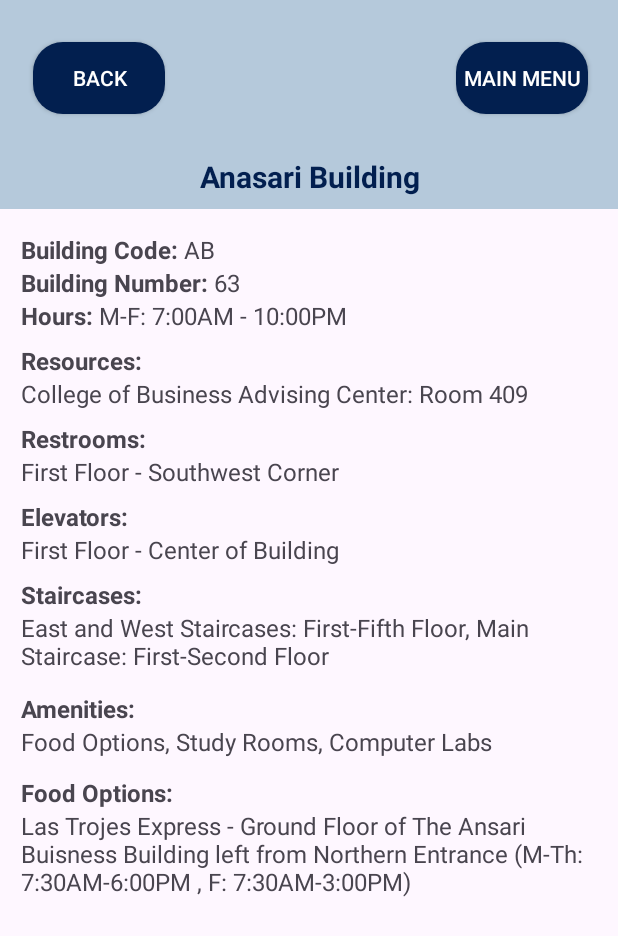
After one commit to ValenzuelaJesus/UNR-CS-425-426-T48, an Android app: the MoreInfo screen opened directly, with no data from a screen before it, on a phone screen of 412 x 824 dp. The commit adds this screen. Shown: the top 936 px of the screen. Run offline under Robolectric (Android 15) with nearby library versions, the phone set to English and light mode, and no system bars; libraries missing offline, so code that uses them is left out: androidx.camera.lifecycle; 1 statement that could not run was skipped.

Commit message:
Implemented Design and Layout for the More Info Page

```diff
--- a/app/src/main/AndroidManifest.xml
+++ b/app/src/main/AndroidManifest.xml
@@ -45,6 +45,11 @@
                 android:label="@string/title_activity_search"
                 android:theme="@style/Theme.Senior"/>
         <activity
+                android:name=".MoreInfo"
+                android:exported="false"
+                android:label="@string/title_activity_more_info"
+                android:theme="@style/Theme.Senior"/>
+        <activity
                 android:name=".MainActivity"
                 android:exported="true"
                 android:label="@string/app_name"
--- a/app/src/main/java/com/example/senior/MainActivity.java
+++ b/app/src/main/java/com/example/senior/MainActivity.java
@@ -1,7 +1,9 @@
 package com.example.senior;
+
 import android.Manifest;
 import android.annotation.SuppressLint;
 import android.content.Context;
+import android.content.Intent;
 import android.content.SharedPreferences;
 import android.content.pm.PackageManager;
 import android.hardware.Sensor;
@@ -11,47 +13,30 @@ import android.hardware.SensorManager;
 import android.location.Location;
 import android.location.LocationManager;
 import android.os.Bundle;
-import android.util.Log;
+import android.speech.tts.TextToSpeech;
 import android.view.View;
 import android.widget.ImageView;
 import android.widget.TextView;
 import android.widget.Toast;
-import android.widget.RelativeLayout;
-
-import android.content.Intent;
-
 import androidx.activity.result.ActivityResultLauncher;
 import androidx.activity.result.contract.ActivityResultContracts;
 import androidx.annotation.NonNull;
 import androidx.appcompat.app.AppCompatActivity;
+import androidx.camera.core.Camera;
 import androidx.camera.core.CameraSelector;
 import androidx.camera.core.Preview;
+import androidx.camera.lifecycle.ProcessCameraProvider;
+import androidx.camera.view.PreviewView;
 import androidx.core.app.ActivityCompat;
 import androidx.core.content.ContextCompat;
-
-import androidx.camera.core.Camera;
-import androidx.camera.view.PreviewView;
-import androidx.camera.lifecycle.ProcessCameraProvider;
-
 import androidx.lifecycle.LifecycleOwner;
 import com.example.senior.databinding.ActivityMainBinding;
-
-import androidx.camera.lifecycle.ProcessCameraProvider;
 import com.google.android.gms.location.*;
 import com.google.common.util.concurrent.ListenableFuture;
 
-import java.util.Arrays;
 import java.util.HashMap;
 import java.util.Map;
 import java.util.concurrent.ExecutionException;
-
-import android.speech.tts.TextToSpeech;
-
-import com.example.senior.Building;
-
-import com.google.android.gms.tasks.OnCompleteListener;
-import com.google.android.gms.tasks.Task;
-import org.jetbrains.annotations.NotNull;
 
 // Camera preview was implemented with CameraX documentation as reference
 
@@ -235,7 +220,7 @@ public class MainActivity extends AppCompatActivity implements LocationListener
             @Override
             public void onClick(View view) {
                 // SEARCH BUTTON FUNCTIONALITY WILL GO HERE
-                Intent i = new Intent(MainActivity.this,MainMenu.class);
+                Intent i = new Intent(MainActivity.this,MoreInfo.class);
                 startActivity(i);
             }
 
--- /dev/null
+++ b/app/src/main/java/com/example/senior/MoreInfo.java
@@ -0,0 +1,64 @@
+package com.example.senior;
+
+import android.Manifest;
+import android.content.Intent;
+import android.content.SharedPreferences;
+import android.os.Bundle;
+
+import android.view.View;
+import androidx.activity.result.ActivityResultLauncher;
+import androidx.appcompat.app.AppCompatActivity;
+import androidx.camera.lifecycle.ProcessCameraProvider;
+
+import com.example.senior.databinding.ActivityMoreInfoBinding;
+import com.google.common.util.concurrent.ListenableFuture;
+
+
+public class MoreInfo extends AppCompatActivity {
+
+    private ActivityResultLauncher<String[]> activityResultLauncher;
+    private ListenableFuture<ProcessCameraProvider> cameraProviderFuture;
+
+    // Camera-related constants
+    private static final String[] REQUIRED_PERMISSIONS = {Manifest.permission.CAMERA};
+
+    private ActivityMoreInfoBinding binding;
+    private static final String PREFS_NAME = "MyPrefsFile";
+    private static final String COLOR_BLINDNESS_MODE_KEY = "colorBlindnessMode";
+
+    private int colorBlindnessMode = 0;
+
+    @Override
+    protected void onCreate(Bundle savedInstanceState) {
+        super.onCreate(savedInstanceState);
+        cameraProviderFuture = ProcessCameraProvider.getInstance(this);
+        binding = ActivityMoreInfoBinding.inflate(getLayoutInflater());
+        setContentView(binding.getRoot());
+
+        SharedPreferences prefs = getSharedPreferences(PREFS_NAME, MODE_PRIVATE);
+        colorBlindnessMode = prefs.getInt(COLOR_BLINDNESS_MODE_KEY, 0);
+        applyColorBlindMode(colorBlindnessMode);
+
+        binding.backButton.setOnClickListener(new View.OnClickListener() {
+            @Override
+            public void onClick(View view) {
+                // Finish the current activity, which will navigate back to the previous activity
+                finish();
+            }
+        });
+
+        binding.mainMenuButton.setOnClickListener(new View.OnClickListener() {
+            @Override
+            public void onClick(View view) {
+                // SEARCH BUTTON FUNCTIONALITY WILL GO HERE
+                Intent i = new Intent(MoreInfo.this, MainMenu.class);
+                startActivity(i);
+            }
+        });
+
+    }
+    private void applyColorBlindMode(int colorBlindnessMode) {
+        // Apply color blindness filter
+        ColorBlind.applyColorBlindMode(getWindow().getDecorView().getRootView(), colorBlindnessMode);
+    }
+}
--- /dev/null
+++ b/app/src/main/res/layout/activity_more_info.xml
@@ -0,0 +1,256 @@
+<?xml version="1.0" encoding="utf-8"?>
+<androidx.constraintlayout.widget.ConstraintLayout
+        xmlns:android="http://schemas.android.com/apk/res/android"
+        xmlns:app="http://schemas.android.com/apk/res-auto"
+        xmlns:tools="http://schemas.android.com/tools"
+        android:layout_width="match_parent"
+        android:layout_height="match_parent"
+        android:fitsSystemWindows="true"
+        tools:context=".MoreInfo">
+
+    <androidx.constraintlayout.widget.ConstraintLayout
+            android:id="@+id/banner"
+            android:layout_width="418dp"
+            android:layout_height="139dp"
+            android:background="#B5C9DB"
+            android:padding="8dp"
+            app:layout_constraintTop_toTopOf="parent"
+            app:layout_constraintStart_toStartOf="parent"
+            app:layout_constraintEnd_toEndOf="parent">
+
+        <TextView
+                android:id="@+id/building_name"
+                android:layout_width="wrap_content"
+                android:layout_height="wrap_content"
+                android:layout_marginStart="16dp"
+                android:layout_marginEnd="16dp"
+                android:text="Anasari Building"
+                android:textColor="#021f4f"
+                android:textSize="20sp"
+                android:textStyle="bold"
+                app:layout_constraintEnd_toEndOf="parent"
+                app:layout_constraintStart_toStartOf="parent"
+                app:layout_constraintTop_toTopOf="parent" android:layout_marginTop="96dp"
+        />
+        <androidx.appcompat.widget.AppCompatButton
+                android:text="BACK"
+                android:background="@drawable/button_color"
+                android:textColor="@android:color/white"
+                android:layout_width="wrap_content"
+                android:layout_height="wrap_content" android:id="@+id/backButton"
+                app:layout_constraintTop_toTopOf="parent"
+                app:layout_constraintStart_toStartOf="parent"
+                android:layout_marginTop="20dp"
+                android:layout_marginStart="16dp"/>
+
+        <androidx.appcompat.widget.AppCompatButton
+                android:text="Main Menu"
+                android:background="@drawable/button_color"
+                android:textColor="@android:color/white"
+                android:layout_width="wrap_content"
+                android:layout_height="wrap_content"
+                android:id="@+id/mainMenuButton"
+                app:layout_constraintTop_toTopOf="parent"
+                app:layout_constraintEnd_toEndOf="parent"
+                android:layout_marginTop="20dp"
+                android:layout_marginEnd="16dp"/>
+
+    </androidx.constraintlayout.widget.ConstraintLayout>
+
+    <androidx.constraintlayout.widget.ConstraintLayout
+            android:layout_width="418dp"
+            android:layout_height="751dp"
+            android:padding="16dp"
+            app:layout_constraintTop_toBottomOf="@id/banner"
+            app:layout_constraintStart_toStartOf="parent"
+            app:layout_constraintEnd_toEndOf="parent">
+
+        <TextView
+                android:id="@+id/building_code_title"
+                android:layout_width="wrap_content"
+                android:layout_height="wrap_content"
+                android:text="Building Code:"
+                android:textStyle="bold"
+                android:textSize="16sp"
+                app:layout_constraintTop_toTopOf="parent"
+                app:layout_constraintStart_toStartOf="parent"/>
+
+        <TextView
+                android:id="@+id/building_code_textView"
+                android:layout_width="wrap_content"
+                android:layout_height="wrap_content"
+                android:layout_marginStart="4dp"
+                android:text="AB"
+                android:textSize="16sp"
+                app:layout_constraintTop_toTopOf="parent"
+                app:layout_constraintStart_toEndOf="@id/building_code_title"/>
+
+        <TextView
+                android:id="@+id/building_number_title"
+                android:layout_width="wrap_content"
+                android:layout_height="wrap_content"
+                android:text="Building Number:"
+                android:textStyle="bold"
+                android:textSize="16sp"
+                app:layout_constraintTop_toBottomOf="@id/building_code_title"
+                app:layout_constraintStart_toStartOf="parent"/>
+
+        <TextView
+                android:id="@+id/building_number_textView"
+                android:layout_width="wrap_content"
+                android:layout_height="wrap_content"
+                android:layout_marginStart="4dp"
+                android:text="63"
+                android:textSize="16sp"
+                app:layout_constraintTop_toTopOf="@id/building_number_title"
+                app:layout_constraintStart_toEndOf="@id/building_number_title"/>
+
+        <TextView
+                android:id="@+id/hours_title"
+                android:layout_width="wrap_content"
+                android:layout_height="wrap_content"
+                android:text="Hours:"
+                android:textStyle="bold"
+                android:textSize="16sp"
+                app:layout_constraintTop_toBottomOf="@id/building_number_textView"
+                app:layout_constraintStart_toStartOf="parent"/>
+
+        <TextView
+                android:id="@+id/hours_textView"
+                android:layout_width="wrap_content"
+                android:layout_height="wrap_content"
+                android:layout_marginStart="4dp"
+                android:text="M-F: 7:00AM - 10:00PM"
+                android:textSize="16sp"
+                app:layout_constraintTop_toTopOf="@id/hours_title"
+                app:layout_constraintStart_toEndOf="@id/hours_title"/>
+
+        <TextView
+                android:id="@+id/resources_title"
+                android:layout_width="wrap_content"
+                android:layout_height="wrap_content"
+                android:text="Resources:"
+                android:textStyle="bold"
+                android:textSize="16sp"
+                app:layout_constraintTop_toBottomOf="@id/hours_textView"
+                app:layout_constraintStart_toStartOf="parent" android:layout_marginTop="8dp"/>
+
+        <TextView
+                android:id="@+id/resources_textView"
+                android:layout_width="0dp"
+                android:layout_height="wrap_content"
+                android:layout_marginStart="0dp"
+                android:text="College of Business Advising Center: Room 409"
+                android:textSize="16sp"
+                app:layout_constraintEnd_toEndOf="parent"
+                app:layout_constraintTop_toBottomOf="@id/resources_title"
+                app:layout_constraintStart_toStartOf="@id/resources_title"/>
+
+        <TextView
+                android:id="@+id/restrooms_title"
+                android:layout_width="wrap_content"
+                android:layout_height="wrap_content"
+                android:text="Restrooms:"
+                android:textStyle="bold"
+                android:textSize="16sp"
+                app:layout_constraintTop_toBottomOf="@id/resources_textView"
+                app:layout_constraintStart_toStartOf="parent" android:layout_marginTop="8dp"/>
+
+        <TextView
+                android:id="@+id/restrooms_textView"
+                android:layout_width="0dp"
+                android:layout_height="wrap_content"
+                android:layout_marginStart="0dp"
+                android:text="First Floor - Southwest Corner"
+                android:textSize="16sp"
+                app:layout_constraintEnd_toEndOf="parent"
+                app:layout_constraintTop_toBottomOf="@id/restrooms_title"
+                app:layout_constraintStart_toStartOf="@id/restrooms_title"/>
+
+        <TextView
+                android:id="@+id/elevators_title"
+                android:layout_width="wrap_content"
+                android:layout_height="wrap_content"
+                android:text="Elevators:"
+                android:textStyle="bold"
+                android:textSize="16sp"
+                app:layout_constraintTop_toBottomOf="@id/restrooms_textView"
+                app:layout_constraintStart_toStartOf="parent" android:layout_marginTop="8dp"/>
+
+        <TextView
+                android:id="@+id/elevators_textView"
+                android:layout_width="0dp"
+                android:layout_height="wrap_content"
+                android:layout_marginStart="0dp"
+                android:text="First Floor - Center of Building"
+                android:textSize="16sp"
+                app:layout_constraintEnd_toEndOf="parent"
+                app:layout_constraintTop_toBottomOf="@id/elevators_title"
+                app:layout_constraintStart_toStartOf="@id/elevators_title"/>
+
+        <TextView
+                android:id="@+id/staircases_title"
+                android:layout_width="wrap_content"
+                android:layout_height="wrap_content"
+                android:text="Staircases:"
+                android:textStyle="bold"
+                android:textSize="16sp"
+                app:layout_constraintTop_toBottomOf="@id/elevators_textView"
+                app:layout_constraintStart_toStartOf="parent" android:layout_marginTop="8dp"/>
+
+        <TextView
+                android:id="@+id/staircases_textView"
+                android:layout_width="0dp"
+                android:layout_height="wrap_content"
+                android:layout_marginStart="0dp"
+                android:text="East and West Staircases: First-Fifth Floor, Main Staircase: First-Second Floor"
+                android:textSize="16sp"
+                app:layout_constraintEnd_toEndOf="parent"
+                app:layout_constraintTop_toBottomOf="@id/staircases_title"
+                app:layout_constraintStart_toStartOf="@id/staircases_title"/>
+
+        <TextView
+                android:id="@+id/amenities_title"
+                android:layout_width="wrap_content"
+                android:layout_height="wrap_content"
+                android:text="Amenities:"
+                android:textStyle="bold"
+                android:textSize="16sp"
+                app:layout_constraintTop_toBottomOf="@id/resources_textView"
+                app:layout_constraintStart_toStartOf="parent" android:layout_marginTop="188dp"/>
+        <TextView
+                android:id="@+id/amenities_textView"
+                android:layout_width="0dp"
+                android:layout_height="wrap_content"
+                android:layout_marginStart="0dp"
+                android:text="Food Options, Study Rooms, Computer Labs"
+                android:textSize="16sp"
+                app:layout_constraintEnd_toEndOf="parent"
+                app:layout_constraintTop_toBottomOf="@id/amenities_title"
+                app:layout_constraintStart_toStartOf="@id/amenities_title"/>
+
+        <TextView
+                android:id="@+id/food_options_title"
+                android:layout_width="wrap_content"
+                android:layout_height="wrap_content"
+                android:text="Food Options:"
+                android:textStyle="bold"
+                android:textSize="16sp"
+                app:layout_constraintTop_toBottomOf="@id/amenities_textView"
+                app:layout_constraintStart_toStartOf="parent"
+                android:layout_marginTop="12dp"/>
+        <TextView
+                android:id="@+id/food_options_textView"
+                android:layout_width="0dp"
+                android:layout_height="wrap_content"
+                android:layout_marginStart="0dp"
+                android:text="Las Trojes Express - Ground Floor of The Ansari Buisness Building left from Northern Entrance (M-Th: 7:30AM-6:00PM , F: 7:30AM-3:00PM)"
+                android:textSize="16sp"
+                app:layout_constraintEnd_toEndOf="parent"
+                app:layout_constraintTop_toBottomOf="@id/food_options_title"
+                app:layout_constraintStart_toStartOf="@id/food_options_title"/>
+
+
+    </androidx.constraintlayout.widget.ConstraintLayout>
+
+</androidx.constraintlayout.widget.ConstraintLayout>
--- a/app/src/main/res/values/strings.xml
+++ b/app/src/main/res/values/strings.xml
@@ -56,4 +56,5 @@
     <string name="dismiss_error">Dismiss</string>
     <string name="title_activity_main_menu">MainMenu</string>
     <string name="title_activity_options">Options_activity</string>
+    <string name="title_activity_more_info">MoreInfo</string>
 </resources>
```
Also changed, not shown: 1 other file.
